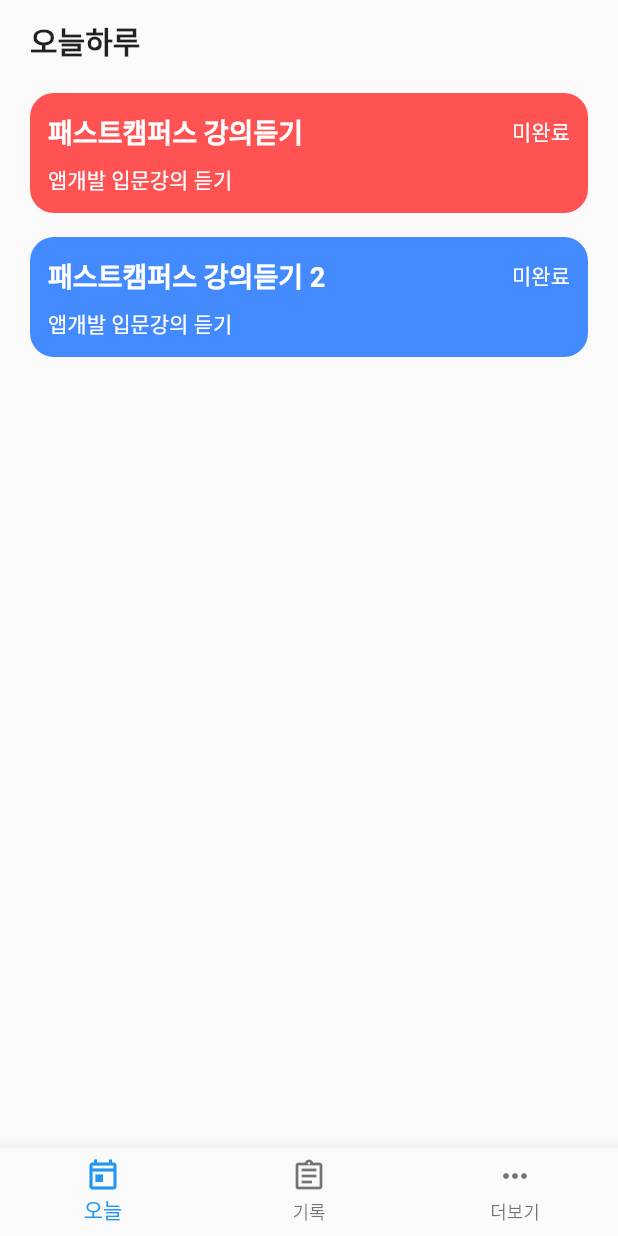
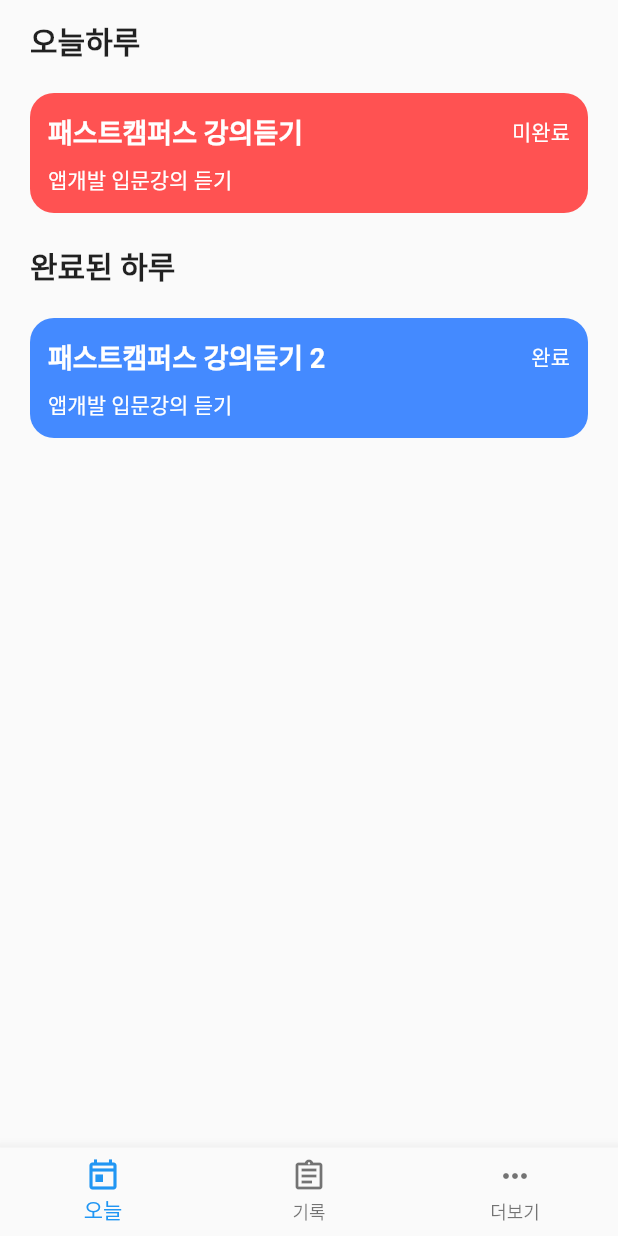
Before and after one commit to GzuPark/todo-flutter, a Flutter app: the screen it shows after launch, on a phone screen of 412 x 824 dp. Run offline on Flutter 3.47's test engine with Material 2 defaults, Android fonts, the phone set to English and light mode, and no system bars.

Commit message:
Add `done` container and split view

```diff
--- a/lib/main.dart
+++ b/lib/main.dart
@@ -44,7 +44,7 @@ class _MyHomePageState extends State<MyHomePage> {
         title: "패스트캠퍼스 강의듣기 2",
         memo: "앱개발 입문강의 듣기",
         color: Colors.blueAccent.value,
-        done: 0,
+        done: 1,
         category: "공부",
         date: 20210709),
   ];
@@ -65,17 +65,57 @@ class _MyHomePageState extends State<MyHomePage> {
       body: ListView.builder(
         // builder 를 사용할 때 if statement 로 return 을 하게 된다면,
         // itemCount 개수에 맞게 혹은 마지막 조건은 else 로 표시할 것 -> null 반환이 예상될 경우 app build 가 되지 않음
-        itemCount: 2,
+        itemCount: 4,
         itemBuilder: (BuildContext ctx, int idx) {
           if (idx == 0) {
             return Container(
               child: const Text("오늘하루", style: TextStyle(fontSize: 20, fontWeight: FontWeight.bold)),
               margin: const EdgeInsets.symmetric(vertical: 12, horizontal: 20), // 고정값은 항상 const 를 사용하는 것을 권장
             );
+          } else if (idx == 1) {
+            List<Todo> undone = todos.where((t) {
+              return t.done == 0;
+            }).toList();
+
+            return Column(
+                children: List.generate(undone.length, (_idx) {
+              Todo t = undone[_idx];
+              return Container(
+                  decoration: BoxDecoration(color: Color(t.color), borderRadius: BorderRadius.circular(16)),
+                  padding: const EdgeInsets.symmetric(vertical: 12, horizontal: 12), // Container 내의 간격
+                  margin: const EdgeInsets.symmetric(vertical: 8, horizontal: 20), // Container 간의 간격
+                  child: Column(
+                    // 왼쪽 정렬 (default: center)
+                    crossAxisAlignment: CrossAxisAlignment.start,
+                    children: [
+                      Row(
+                        mainAxisAlignment: MainAxisAlignment.spaceBetween,
+                        children: [
+                          Text(t.title,
+                              style: const TextStyle(fontSize: 18, color: Colors.white, fontWeight: FontWeight.bold)),
+                          Text(t.done == 0 ? "미완료" : "완료", style: const TextStyle(color: Colors.white)),
+                        ],
+                      ),
+                      Container(
+                        height: 8,
+                      ),
+                      Text(t.memo, style: const TextStyle(color: Colors.white))
+                    ],
+                  ));
+            }));
+          } else if (idx == 2) {
+            return Container(
+              child: const Text("완료된 하루", style: TextStyle(fontSize: 20, fontWeight: FontWeight.bold)),
+              margin: const EdgeInsets.symmetric(vertical: 12, horizontal: 20), // 고정값은 항상 const 를 사용하는 것을 권장
+            );
           } else {
+            List<Todo> done = todos.where((t) {
+              return t.done == 1;
+            }).toList();
+
             return Column(
-                children: List.generate(todos.length, (_idx) {
-              Todo t = todos[_idx];
+                children: List.generate(done.length, (_idx) {
+              Todo t = done[_idx];
               return Container(
                   decoration: BoxDecoration(color: Color(t.color), borderRadius: BorderRadius.circular(16)),
                   padding: const EdgeInsets.symmetric(vertical: 12, horizontal: 12), // Container 내의 간격
```
